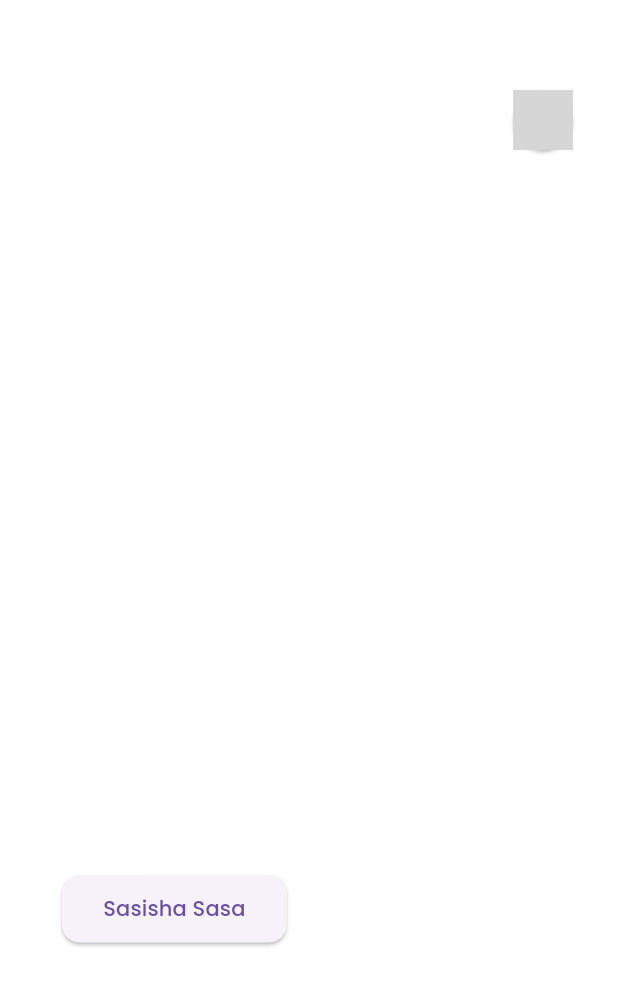
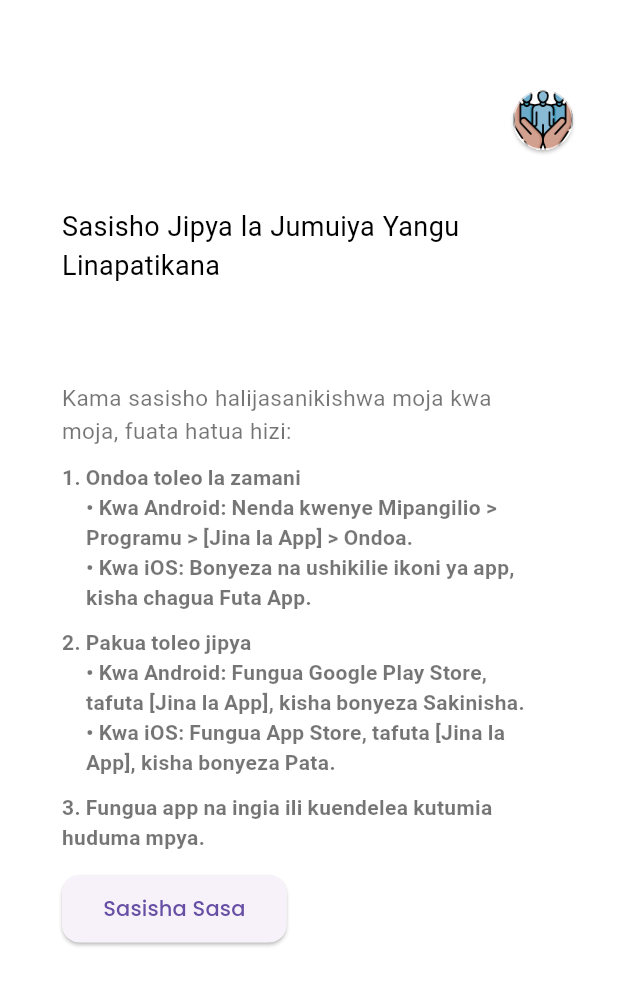
Before and after one commit to CostantinoGwaka/YerikoApp, a Flutter app: the UpdateAvailablePage screen opened directly, on a phone screen of 412 x 824 dp. Shown: the top 986 px of the screen. Run offline on Flutter 3.47's test engine with Material 3 defaults, Android fonts, the phone set to English and light mode, and no system bars; our stand-ins replace animated_bottom_navigation_bar, flutter_localization, flutter_phoenix, google_fonts, page_transition, share_plus and 1 more; missing offline and left inert: open_store; accounts and stored records are empty; network calls fail; Roboto replaces fonts that are missing (gotham_bold); grey boxes are pictures that could not be loaded.

Commit message:
fix open update

```diff
--- a/lib/pages/update/update_screen.dart
+++ b/lib/pages/update/update_screen.dart
@@ -20,7 +20,7 @@ class _UpdateAvailablePageState extends State<UpdateAvailablePage> {
       style: const TextStyle(
         fontWeight: FontWeight.bold,
         fontFamily: "gotham_bold",
-        color: Colors.white,
+        color: Colors.black54,
       ),
     );
   }
@@ -33,7 +33,7 @@ class _UpdateAvailablePageState extends State<UpdateAvailablePage> {
         style: const TextStyle(
           fontWeight: FontWeight.bold,
           fontFamily: "gotham_bold",
-          color: Colors.white,
+          color: Colors.black54,
         ),
       ),
     );
@@ -105,7 +105,7 @@ class _UpdateAvailablePageState extends State<UpdateAvailablePage> {
                     style: TextStyle(
                       fontSize: 18,
                       fontFamily: "gotham_bold",
-                      color: Colors.white,
+                      color: Colors.black,
                     ),
                   ),
                   const SizedBox(
@@ -136,7 +136,7 @@ class _UpdateAvailablePageState extends State<UpdateAvailablePage> {
                           style: TextStyle(
                             fontSize: 15,
                             fontFamily: "gotham_bold",
-                            color: Colors.white,
+                            color: Colors.black54,
                           ),
                         ),
                         const SizedBox(
@@ -207,7 +207,7 @@ class _UpdateAvailablePageState extends State<UpdateAvailablePage> {
                             fit: BoxFit.contain,
                             width: 40.0,
                             height: 40.0,
-                            image: AssetImage('image/nitusue.png'),
+                            image: AssetImage('assets/appicon.png'),
                           ),
                         ),
                       ),
@@ -250,7 +250,7 @@ class _UpdateAvailablePageState extends State<UpdateAvailablePage> {
                             return Container(
                               padding: const EdgeInsets.all(16),
                               decoration: BoxDecoration(
-                                color: Colors.white,
+                                color: Colors.black,
                                 borderRadius: const BorderRadius.vertical(top: Radius.circular(20)),
                               ),
                               child: Column(
@@ -299,7 +299,7 @@ class _UpdateAvailablePageState extends State<UpdateAvailablePage> {
                                       children: [
                                         // Title
                                         const Text(
-                                          "Wasiliana Nasi",
+                                          "Get in Touch",
                                           style: TextStyle(
                                             fontSize: 24,
                                             fontWeight: FontWeight.bold,
@@ -311,8 +311,8 @@ class _UpdateAvailablePageState extends State<UpdateAvailablePage> {
                                         // Contact Options
                                         _buildContactItem(
                                           icon: Icons.email,
-                                          label: "Barua Pepe",
-                                          value: "gwaka94@gmail.com",
+                                          label: "Barua pepe",
+                                          value: "jumuiyayangu@gmail.com",
                                           onTap: () => {},
                                         ),
                                         const Divider(),
```
